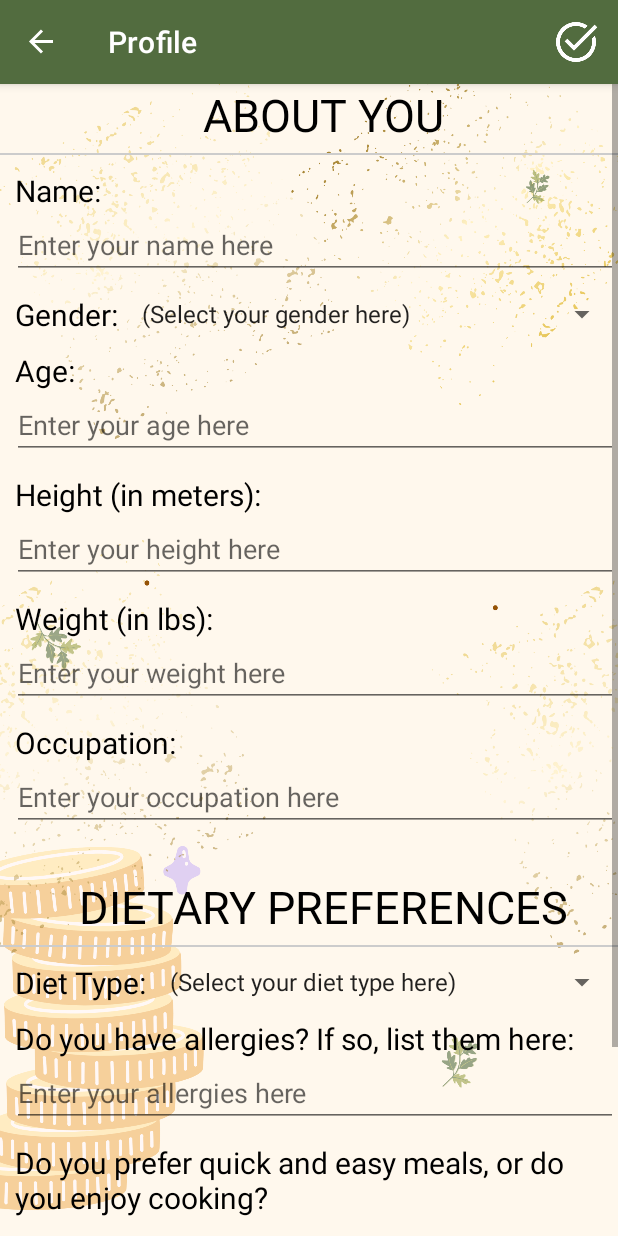
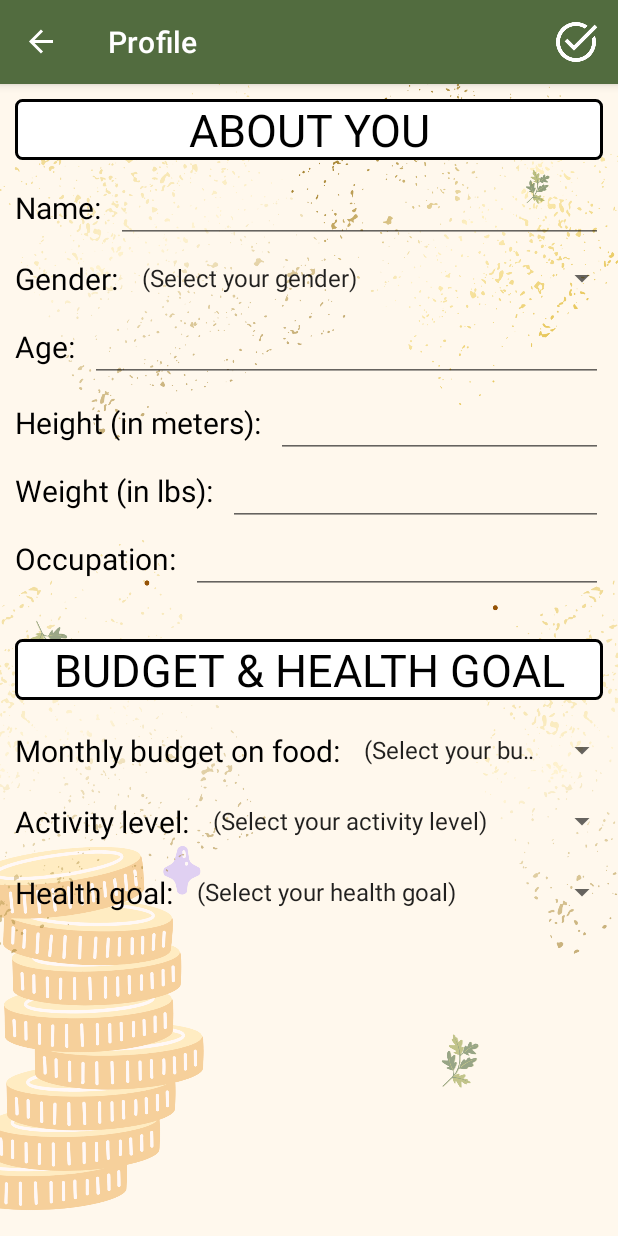
Before and after one commit to neko88/NutriPath, an Android app: the ProfileFragment screen opened through its navigation route, on a phone screen of 412 x 824 dp. Run offline under Robolectric (Android 15) with nearby library versions, the phone set to English and light mode, and no system bars; our stand-ins replace Room's generated code, navigation-ui; libraries missing offline, so code that uses them is left out: com.github.mikephil.charting; network calls fail; 6 statements that could not run were skipped.

Commit message:
Improved UI in profile fragment

```diff
--- a/app/src/main/java/com/group35/nutripath/ui/settings/ProfileFragment.kt
+++ b/app/src/main/java/com/group35/nutripath/ui/settings/ProfileFragment.kt
@@ -11,6 +11,7 @@ import android.view.View
 import android.view.ViewGroup
 import android.widget.EditText
 import android.widget.Spinner
+import android.widget.Toast
 import androidx.appcompat.app.AppCompatActivity
 import androidx.fragment.app.Fragment
 import androidx.navigation.fragment.findNavController
@@ -36,7 +37,22 @@ class ProfileFragment: Fragment() {
 
         loadData()
 
+        println("Porchee debug: budget = \$ ${getMonthlyBudget()}")
+
         return view
+    }
+
+    // get the monthly budget from user
+
+    // if it's 0, alert the user and add a notification?
+    fun getMonthlyBudget(): Int {
+        val budget = sharedPreferences.getString("budget", "")
+
+        return if (budget == "") {
+            0
+        } else {
+            budget!!.replace("[^\\d]".toRegex(), "").toInt()
+        }
     }
 
     private fun loadData() {
@@ -46,6 +62,9 @@ class ProfileFragment: Fragment() {
         val height = sharedPreferences.getString("height", "")
         val weight = sharedPreferences.getString("weight", "")
         val occupation = sharedPreferences.getString("occupation", "")
+        val budget = sharedPreferences.getString("budget", "")
+        val activityLevel = sharedPreferences.getString("activityLevel", "")
+        val healthGoal = sharedPreferences.getString("healthGoal", "")
 
         view.findViewById<EditText>(R.id.name_edit)?.setText(name)
         view.findViewById<EditText>(R.id.age_edit)?.setText(age)
@@ -60,6 +79,30 @@ class ProfileFragment: Fragment() {
             val genderIndex = genderOptions.indexOf(gender)
             view.findViewById<Spinner>(R.id.gender_edit)?.setSelection(genderIndex)
         }
+
+        if (budget == "") {
+            view.findViewById<Spinner>(R.id.budget_edit)?.setSelection(0)
+        } else {
+            val budgetOptions = resources.getStringArray(R.array.budget_options)
+            val budgetIndex = budgetOptions.indexOf(budget)
+            view.findViewById<Spinner>(R.id.budget_edit)?.setSelection(budgetIndex)
+        }
+
+        if (activityLevel == "") {
+            view.findViewById<Spinner>(R.id.activityLevel_edit)?.setSelection(0)
+        } else {
+            val activityLevelOptions = resources.getStringArray(R.array.activityLevel_options)
+            val activityLevelIndex = activityLevelOptions.indexOf(activityLevel)
+            view.findViewById<Spinner>(R.id.activityLevel_edit)?.setSelection(activityLevelIndex)
+        }
+
+        if (healthGoal == "") {
+            view.findViewById<Spinner>(R.id.healthgoal_edit)?.setSelection(0)
+        } else {
+            val healthGoalOptions = resources.getStringArray(R.array.healthGoal_options)
+            val healthGoalIndex = healthGoalOptions.indexOf(healthGoal)
+            view.findViewById<Spinner>(R.id.healthgoal_edit)?.setSelection(healthGoalIndex)
+        }
     }
 
     private fun saveData() {
@@ -69,6 +112,9 @@ class ProfileFragment: Fragment() {
         val height = view.findViewById<EditText>(R.id.height_edit)?.text.toString()
         val weight = view.findViewById<EditText>(R.id.weight_edit)?.text.toString()
         val occupation = view.findViewById<EditText>(R.id.occupation_edit)?.text.toString()
+        val budget = view.findViewById<Spinner>(R.id.budget_edit)?.selectedItem.toString()
+        val activityLevel = view.findViewById<Spinner>(R.id.activityLevel_edit)?.selectedItem.toString()
+        val healthGoal = view.findViewById<Spinner>(R.id.healthgoal_edit)?.selectedItem.toString()
 
         val editor = sharedPreferences.edit()
 
@@ -78,13 +124,33 @@ class ProfileFragment: Fragment() {
         editor.putString("weight", weight)
         editor.putString("occupation", occupation)
 
-        if (gender == "(Select your gender here)") {
+        if (gender == "(Select your gender)") {
             editor.putString("gender", "")
         } else {
             editor.putString("gender", gender)
         }
 
+        if (budget == "(Select your budget)") {
+            editor.putString("budget", "")
+        } else {
+            editor.putString("budget", budget)
+        }
+
+        if (activityLevel == "(Select your activity level)") {
+            editor.putString("activityLevel", "")
+        } else {
+            editor.putString("activityLevel", activityLevel)
+        }
+
+        if (healthGoal == "(Select your health goal)") {
+            editor.putString("healthGoal", "")
+        } else {
+            editor.putString("healthGoal", healthGoal)
+        }
+
         editor.apply()
+
+        Toast.makeText(requireActivity(), "You have saved your profile.", Toast.LENGTH_SHORT).show()
     }
 
     override fun onDestroyView() {
--- a/app/src/main/res/layout/fragment_profile.xml
+++ b/app/src/main/res/layout/fragment_profile.xml
@@ -1,7 +1,8 @@
 <?xml version="1.0" encoding="utf-8"?>
 <ScrollView xmlns:android="http://schemas.android.com/apk/res/android"
     android:layout_width="match_parent"
-    android:layout_height="match_parent">
+    android:layout_height="match_parent"
+    android:layout_marginBottom="30dp">
 
     <LinearLayout
         android:layout_width="match_parent"
@@ -9,26 +10,25 @@
         android:orientation="vertical">
 
         <TextView
-            android:layout_width="wrap_content"
+            android:layout_width="match_parent"
             android:layout_height="wrap_content"
-            android:layout_marginStart="10dp"
+            android:layout_margin="10dp"
             android:textSize="30sp"
             android:textColor="@color/black"
             android:text="ABOUT YOU"
-            android:layout_gravity="center_horizontal">
+            android:gravity="center_horizontal"
+            android:background="@drawable/notification_border">
         </TextView>
 
-        <View
+        <LinearLayout
             android:layout_width="match_parent"
-            android:layout_height="1dp"
-            android:background="#CCCCCC"
-            android:layout_marginTop="5dp"/>
+            android:layout_height="wrap_content"
+            android:orientation="horizontal">
 
             <TextView
                 android:layout_width="wrap_content"
                 android:layout_height="wrap_content"
                 android:layout_marginStart="10dp"
-            android:layout_marginTop="10dp"
                 android:textSize="20sp"
                 android:textColor="@color/black"
                 android:text="Name:">
@@ -38,13 +38,16 @@
                 android:id="@+id/name_edit"
                 android:layout_width="match_parent"
                 android:layout_height="wrap_content"
-            android:layout_marginStart="8dp"
-            android:hint="Enter your name here">
+                android:layout_marginStart="10dp"
+                android:layout_marginEnd="10dp">
             </EditText>
+
+        </LinearLayout>
 
         <LinearLayout
             android:layout_width="match_parent"
             android:layout_height="wrap_content"
+            android:layout_marginBottom="10dp"
             android:orientation="horizontal">
 
             <TextView
@@ -68,11 +71,14 @@
 
         </LinearLayout>
 
+        <LinearLayout
+            android:layout_width="match_parent"
+            android:layout_height="wrap_content"
+            android:orientation="horizontal">
 
             <TextView
                 android:layout_width="wrap_content"
                 android:layout_height="wrap_content"
-            android:layout_marginTop="10dp"
                 android:layout_marginStart="10dp"
                 android:textSize="20sp"
                 android:textColor="@color/black"
@@ -83,15 +89,22 @@
                 android:id="@+id/age_edit"
                 android:layout_width="match_parent"
                 android:layout_height="wrap_content"
-            android:layout_marginStart="8dp"
-            android:hint="Enter your age here"
+                android:layout_marginStart="10dp"
+                android:layout_marginEnd="10dp"
                 android:inputType="number">
             </EditText>
+
+        </LinearLayout>
+
+        <LinearLayout
+            android:layout_width="match_parent"
+            android:layout_height="wrap_content"
+            android:orientation="horizontal"
+            android:layout_marginTop="5dp">
 
             <TextView
                 android:layout_width="wrap_content"
                 android:layout_height="wrap_content"
-            android:layout_marginTop="10dp"
                 android:layout_marginStart="10dp"
                 android:textSize="20sp"
                 android:textColor="@color/black"
@@ -102,15 +115,21 @@
                 android:id="@+id/height_edit"
                 android:layout_width="match_parent"
                 android:layout_height="wrap_content"
-            android:layout_marginStart="8dp"
-            android:hint="Enter your height here"
+                android:layout_marginStart="10dp"
+                android:layout_marginEnd="10dp"
                 android:inputType="numberDecimal">
             </EditText>
+
+        </LinearLayout>
+
+        <LinearLayout
+            android:layout_width="match_parent"
+            android:layout_height="wrap_content"
+            android:orientation="horizontal">
 
             <TextView
                 android:layout_width="wrap_content"
                 android:layout_height="wrap_content"
-            android:layout_marginTop="10dp"
                 android:layout_marginStart="10dp"
                 android:textSize="20sp"
                 android:textColor="@color/black"
@@ -121,15 +140,22 @@
                 android:id="@+id/weight_edit"
                 android:layout_width="match_parent"
                 android:layout_height="wrap_content"
-            android:layout_marginStart="8dp"
-            android:hint="Enter your weight here"
+                android:layout_marginStart="10dp"
+                android:layout_marginEnd="10dp"
                 android:inputType="numberDecimal">
             </EditText>
+
+        </LinearLayout>
+
+        <LinearLayout
+            android:layout_width="match_parent"
+            android:layout_height="wrap_content"
+            android:orientation="horizontal"
+            android:layout_marginBottom="20dp">
 
             <TextView
                 android:layout_width="wrap_content"
                 android:layout_height="wrap_content"
-            android:layout_marginTop="10dp"
                 android:layout_marginStart="10dp"
                 android:textSize="20sp"
                 android:textColor="@color/black"
@@ -140,26 +166,76 @@
                 android:id="@+id/occupation_edit"
                 android:layout_width="match_parent"
                 android:layout_height="wrap_content"
-            android:layout_marginStart="8dp"
-            android:hint="Enter your occupation here">
+                android:layout_marginStart="10dp"
+                android:layout_marginEnd="10dp">
             </EditText>
+
+        </LinearLayout>
+
+        <TextView
+            android:layout_width="match_parent"
+            android:layout_height="wrap_content"
+            android:layout_margin="10dp"
+            android:textSize="30sp"
+            android:textColor="@color/black"
+            android:text="BUDGET &amp; HEALTH GOAL"
+            android:gravity="center_horizontal"
+            android:background="@drawable/notification_border">
+        </TextView>
+
+        <LinearLayout
+            android:layout_width="match_parent"
+            android:layout_height="wrap_content"
+            android:orientation="horizontal"
+            android:layout_marginBottom="10dp">
 
             <TextView
                 android:layout_width="wrap_content"
                 android:layout_height="wrap_content"
                 android:layout_marginStart="10dp"
-            android:layout_marginTop="30dp"
-            android:textSize="30sp"
+                android:layout_marginTop="10dp"
+                android:textSize="20sp"
                 android:textColor="@color/black"
-            android:text="DIETARY PREFERENCES"
-            android:layout_gravity="center_horizontal">
+                android:text="Monthly budget on food:">
             </TextView>
 
-        <View
+            <Spinner
+                android:id="@+id/budget_edit"
                 android:layout_width="match_parent"
-            android:layout_height="1dp"
-            android:background="#CCCCCC"
-            android:layout_marginTop="5dp"/>
+                android:layout_height="wrap_content"
+                android:layout_marginTop="8dp"
+                android:layout_marginStart="8dp"
+                android:entries="@array/budget_options">
+            </Spinner>
+
+        </LinearLayout>
+
+        <LinearLayout
+            android:layout_width="match_parent"
+            android:layout_height="wrap_content"
+            android:orientation="horizontal"
+            android:layout_marginBottom="10dp">
+
+            <TextView
+                android:layout_width="wrap_content"
+                android:layout_height="wrap_content"
+                android:layout_marginStart="10dp"
+                android:layout_marginTop="10dp"
+                android:textSize="20sp"
+                android:textColor="@color/black"
+                android:text="Activity level:">
+            </TextView>
+
+            <Spinner
+                android:id="@+id/activityLevel_edit"
+                android:layout_width="match_parent"
+                android:layout_height="wrap_content"
+                android:layout_marginTop="8dp"
+                android:layout_marginStart="8dp"
+                android:entries="@array/activityLevel_options">
+            </Spinner>
+
+        </LinearLayout>
 
         <LinearLayout
             android:layout_width="match_parent"
@@ -173,98 +249,7 @@
                 android:layout_marginTop="10dp"
                 android:textSize="20sp"
                 android:textColor="@color/black"
-                android:text="Diet Type:">
-            </TextView>
-
-            <Spinner
-                android:id="@+id/diettype_edit"
-                android:layout_width="match_parent"
-                android:layout_height="wrap_content"
-                android:layout_marginTop="8dp"
-                android:layout_marginStart="8dp"
-                android:entries="@array/diettype_options">
-            </Spinner>
-
-        </LinearLayout>
-
-        <TextView
-            android:layout_width="wrap_content"
-            android:layout_height="wrap_content"
-            android:layout_marginTop="10dp"
-            android:layout_marginStart="10dp"
-            android:textSize="20sp"
-            android:textColor="@color/black"
-            android:text="Do you have allergies? If so, list them here:">
-        </TextView>
-
-        <EditText
-            android:id="@+id/allergies_edit"
-            android:layout_width="match_parent"
-            android:layout_height="wrap_content"
-            android:layout_marginStart="8dp"
-            android:hint="Enter your allergies here">
-        </EditText>
-
-        <TextView
-            android:layout_width="wrap_content"
-            android:layout_height="wrap_content"
-            android:layout_marginTop="10dp"
-            android:layout_marginStart="10dp"
-            android:textSize="20sp"
-            android:textColor="@color/black"
-            android:text="Do you prefer quick and easy meals, or do you enjoy cooking?">
-        </TextView>
-
-        <RadioGroup
-            android:id="@+id/meal_preference"
-            android:layout_width="match_parent"
-            android:layout_height="wrap_content"
-            android:orientation="horizontal">
-
-            <RadioButton
-                android:layout_width="0dp"
-                android:layout_height="wrap_content"
-                android:layout_weight="1"
-                android:text="Quick and Easy Meals"/>
-
-            <RadioButton
-                android:layout_width="0dp"
-                android:layout_height="wrap_content"
-                android:layout_weight="1"
-                android:text="Cooking"/>
-
-        </RadioGroup>
-
-        <TextView
-            android:layout_width="wrap_content"
-            android:layout_height="wrap_content"
-            android:layout_marginStart="10dp"
-            android:layout_marginTop="30dp"
-            android:textSize="30sp"
-            android:textColor="@color/black"
-            android:text="HEALTH GOALS"
-            android:layout_gravity="center_horizontal">
-        </TextView>
-
-        <View
-            android:layout_width="match_parent"
-            android:layout_height="1dp"
-            android:background="#CCCCCC"
-            android:layout_marginTop="5dp"/>
-
-        <LinearLayout
-            android:layout_width="match_parent"
-            android:layout_height="wrap_content"
-            android:orientation="horizontal">
-
-            <TextView
-                android:layout_width="wrap_content"
-                android:layout_height="wrap_content"
-                android:layout_marginStart="10dp"
-                android:layout_marginTop="10dp"
-                android:textSize="20sp"
-                android:textColor="@color/black"
-                android:text="What is your health goal?">
+                android:text="Health goal:">
             </TextView>
 
             <Spinner
@@ -273,7 +258,7 @@
                 android:layout_height="wrap_content"
                 android:layout_marginTop="8dp"
                 android:layout_marginStart="8dp"
-                android:entries="@array/healthgoal_options">
+                android:entries="@array/healthGoal_options">
             </Spinner>
 
         </LinearLayout>
--- a/app/src/main/res/values/strings.xml
+++ b/app/src/main/res/values/strings.xml
@@ -11,25 +11,33 @@
     <string name="button_edit_profile">Edit Profile</string>
 
     <string-array name="gender_options">
-        <item>(Select your gender here)</item>
+        <item>(Select your gender)</item>
         <item>Male</item>
         <item>Female</item>
         <item>Other</item>
     </string-array>
-    <string-array name="diettype_options">
-        <item>(Select your diet type here)</item>
-        <item>Omnivore</item>
-        <item>Vegan</item>
-        <item>Vegetarian</item>
-        <item>Flexitarian</item>
-        <item>Carnivore</item>
-        <item>Keto (Ketogenic)</item>
+    <string-array name="budget_options">
+        <item>(Select your budget)</item>
+        <item>$ 200</item>
+        <item>$ 400</item>
+        <item>$ 600</item>
+        <item>$ 800</item>
+        <item>$ 1,000</item>
     </string-array>
-    <string-array name="healthgoal_options">
-        <item>(Select your health goal here)</item>
+    <string-array name="activityLevel_options">
+        <item>(Select your activity level)</item>
+        <item>Sedentary</item>
+        <item>Low active</item>
+        <item>Active</item>
+        <item>Very active</item>
+        <item>Highly active</item>
+    </string-array>
+    <string-array name="healthGoal_options">
+        <item>(Select your health goal)</item>
         <item>weight loss</item>
         <item>muscle gain</item>
         <item>maintenance</item>
+        <item>improve macronutrient balance</item>
     </string-array>
 
     <string name="mapAPI">AIzaSyDZTCg3nVNwgOw_V_avWz0dNuHrDqg6wUY</string>
```
Lines whose indentation alone changed are shown as unchanged.
